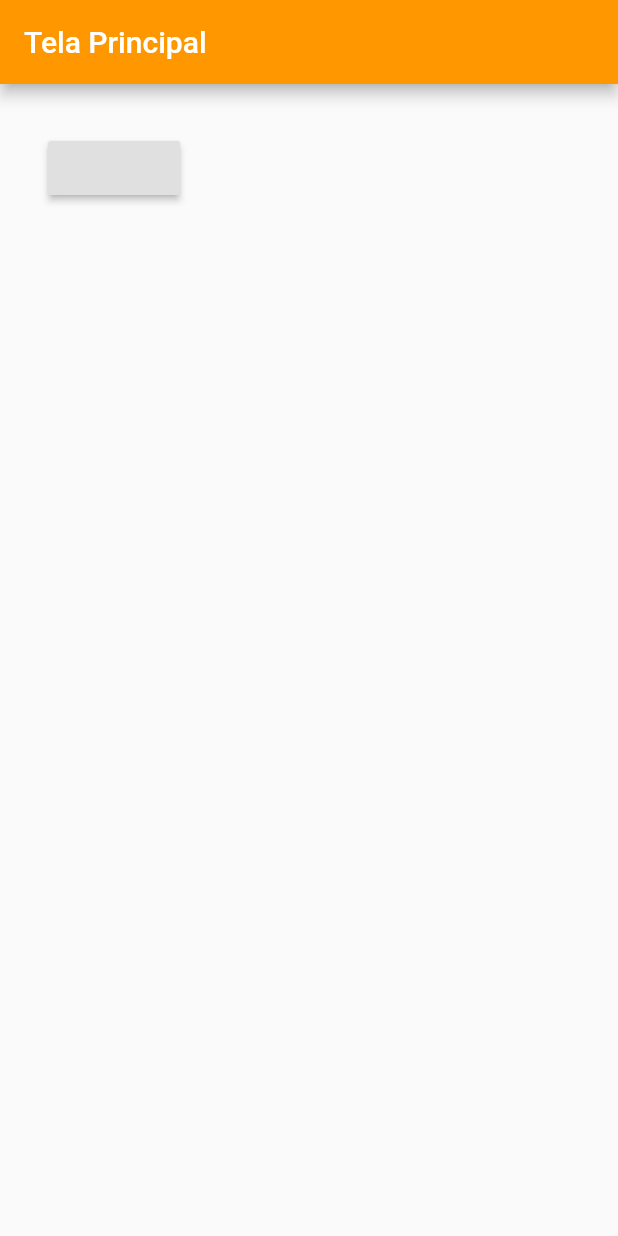
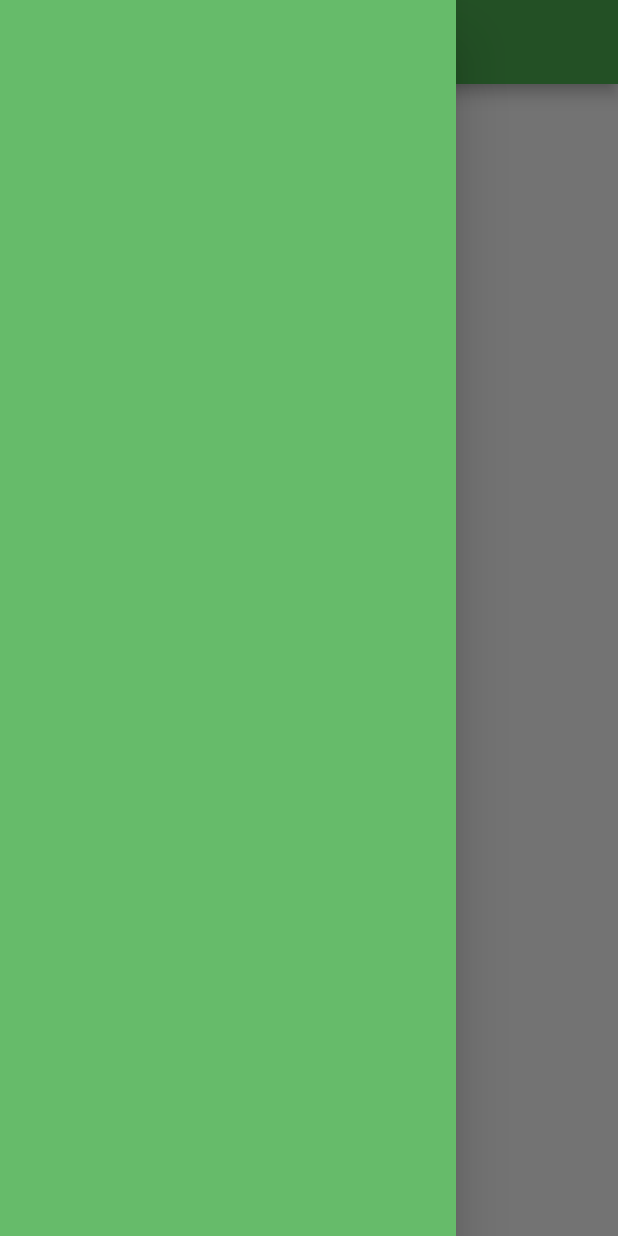
Before and after one commit to leandrorochaadm/credisis_demo, a Flutter app: the screen it shows after launch, with the side drawer open (before the commit the screen has no drawer), on a phone screen of 412 x 824 dp. Run offline on Flutter 3.47's test engine with Material 2 defaults, Android fonts, the phone set to English and light mode, and no system bars.

Commit message:
separação por arquivos

```diff
--- a/lib/main.dart
+++ b/lib/main.dart
@@ -1,36 +1,9 @@
-import 'package:credisis_demo/TelaSecundaria.dart';
+import 'package:credisis_demo/screens/TelaPrincipal.dart';
 import 'package:flutter/material.dart';
 
-void main() => runApp(MaterialApp(home: TelaPrincipal()));
-
-class TelaPrincipal extends StatefulWidget {
-  @override
-  _TelaPrincipalState createState() => _TelaPrincipalState();
-}
-
-class _TelaPrincipalState extends State<TelaPrincipal> {
-  @override
-  Widget build(BuildContext context) {
-    return Scaffold(
-      appBar: AppBar(
-        title: Text("Tela Principal"),
-        backgroundColor: Colors.orange,
-      ),
-      body: Container(
-        padding: EdgeInsets.all(32),
-        child: Column(
-          children: <Widget>[
-            RaisedButton(
-              padding: EdgeInsets.all(14),
-              onPressed: (){
-                  Navigator.push(
-                      context,
-                      MaterialPageRoute(builder: (context) => TelaSecundaria()));
-                  },
-            ),
-          ],
-        ),
-      ) ,
-    );
-  }
-}
+void main() => runApp(
+    MaterialApp(
+      home: TelaPrincipal(),
+    debugShowCheckedModeBanner: false,
+    )
+);
--- /dev/null
+++ b/lib/screens/TelaPrincipal.dart
@@ -0,0 +1,36 @@
+import 'package:credisis_demo/screens/TelaSecundaria.dart';
+import 'package:credisis_demo/widgets/CustomDrawer.dart';
+import 'package:flutter/material.dart';
+
+class TelaPrincipal extends StatefulWidget {
+  @override
+  _TelaPrincipalState createState() => _TelaPrincipalState();
+}
+
+class _TelaPrincipalState extends State<TelaPrincipal> {
+  @override
+  Widget build(BuildContext context) {
+    return  Scaffold(
+      drawer: CustomDrawer(),
+      appBar: AppBar(
+        title: Text("Primeira Tela"),
+        backgroundColor: Colors.green,
+      ),
+      body: Container(
+        padding: EdgeInsets.all(32),
+        child: Column(
+          children: <Widget>[
+            RaisedButton(
+              onPressed: (){
+                Navigator.push(
+                  context,
+                  MaterialPageRoute(builder: (context)=> TelaSecundaria()));
+                },
+              padding: EdgeInsets.all(15),
+            ),
+          ],
+        ),
+      ) ,
+    );
+  }
+}
--- a/lib/TelaSecundaria.dart
+++ b/lib/screens/TelaSecundaria.dart
@@ -10,8 +10,8 @@ class _TelaSecundariaState extends State<TelaSecundaria> {
   Widget build(BuildContext context) {
     return  Scaffold(
       appBar: AppBar(
-        title: Text("Segunda Tela"),
-        backgroundColor: Colors.green,
+        title: Text("Tela Secundaria"),
+        backgroundColor: Colors.pinkAccent,
       ),
       body: Container(
         padding: EdgeInsets.all(32),
--- /dev/null
+++ b/lib/widgets/CustomDrawer.dart
@@ -0,0 +1,20 @@
+import 'package:flutter/material.dart';
+ class CustomDrawer extends StatelessWidget {
+   @override
+   Widget build(BuildContext context) {
+
+     Widget _builderDrawerBack() => Container(
+       decoration: BoxDecoration(
+         color: Colors.green[400]
+       ),
+     );
+
+     return Drawer(
+       child: Stack(
+         children: <Widget>[
+           _builderDrawerBack()
+         ],
+       ),
+     );
+   }
+ }
```
